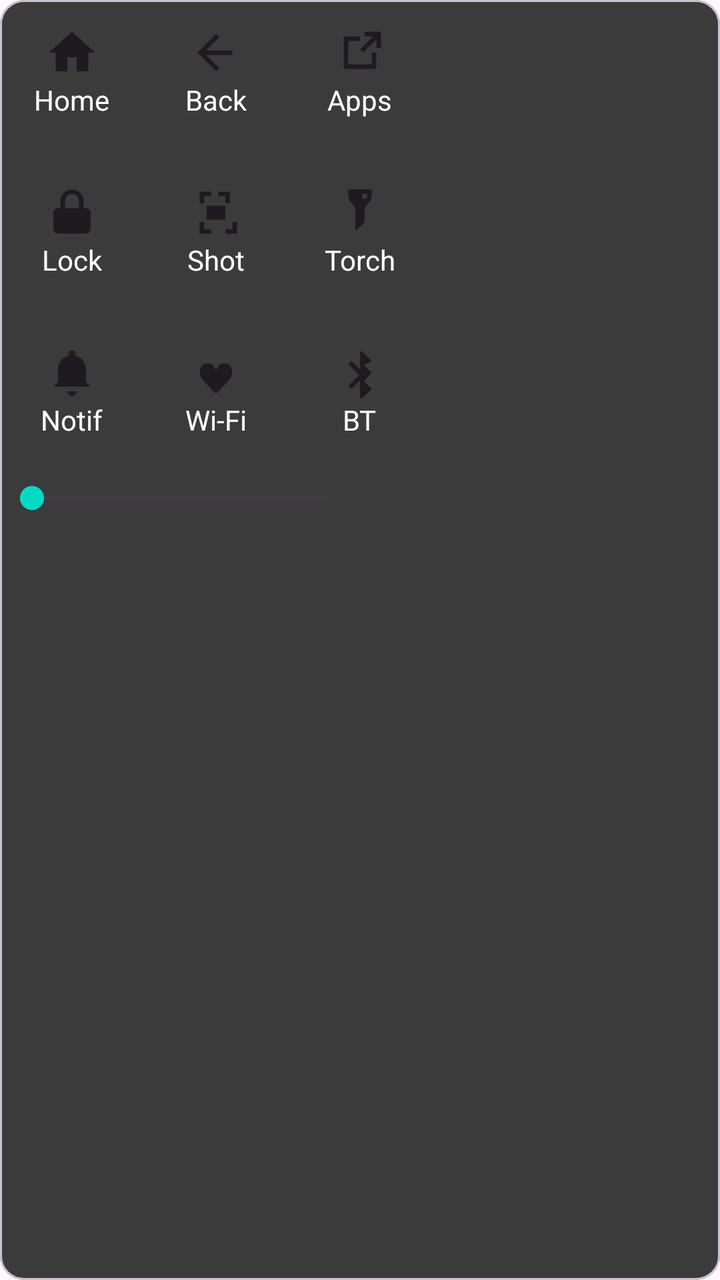
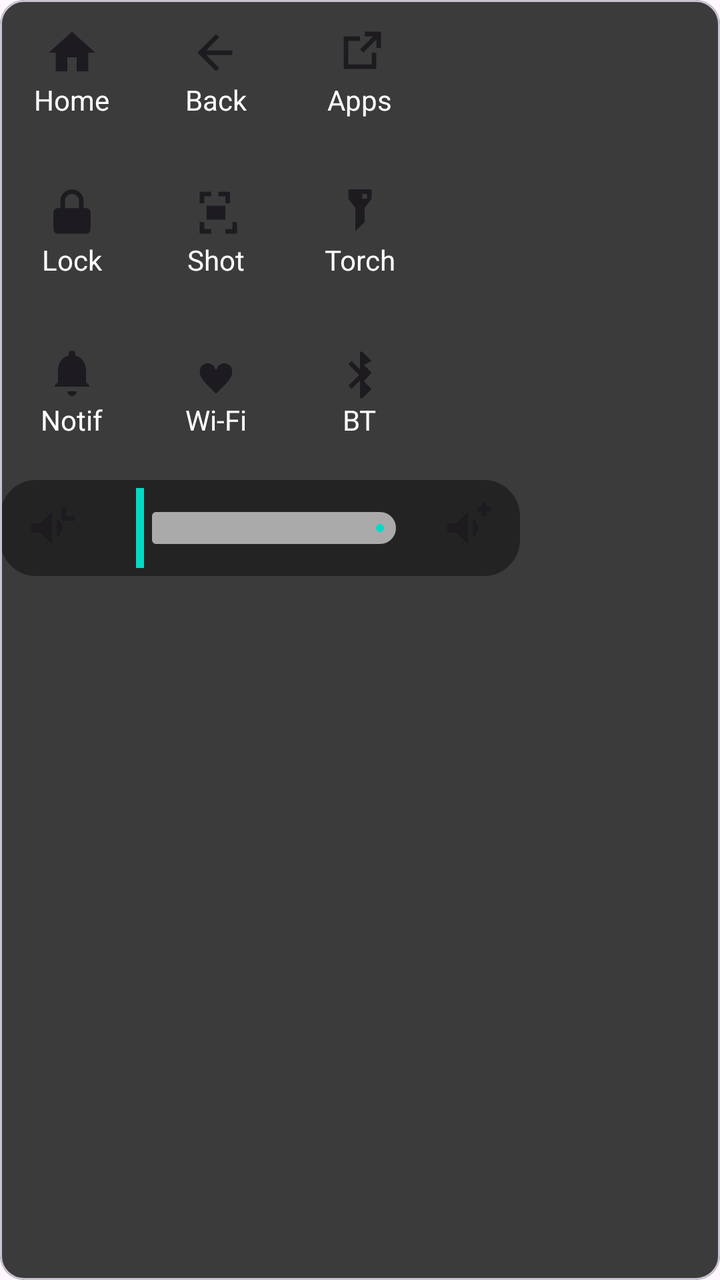

The first picture is an Android layout as it rendered before a commit; the second is the same layout after the commit. The layout source and the unified diff follow.
<!-- AndroidManifest.xml: application theme Theme.AssistiveTouch -->
<!-- res/layout/view_action_panel.xml -->
<?xml version="1.0" encoding="utf-8"?>
<com.google.android.material.card.MaterialCardView xmlns:android="http://schemas.android.com/apk/res/android"
    android:id="@+id/panelRoot"
    android:layout_width="wrap_content"
    android:layout_height="wrap_content"
    android:padding="12dp"
    android:elevation="10dp"
    android:backgroundTint="#E0212121"
    android:radius="20dp">

    <LinearLayout
        android:layout_width="wrap_content"
        android:layout_height="wrap_content"
        android:orientation="vertical">

        
        <LinearLayout
            android:layout_width="wrap_content"
            android:layout_height="wrap_content"
            android:orientation="horizontal">

            <LinearLayout
                android:id="@+id/buttonHome"
                style="@style/PanelItem" >
                <ImageView
                    android:layout_width="28dp"
                    android:layout_height="28dp"
                    android:tint="?attr/colorOnSurface"
                    android:src="@drawable/ic_home" />
                <TextView
                    android:layout_width="wrap_content"
                    android:layout_height="wrap_content"
                    android:textColor="@android:color/white"
                    android:text="Home" />
            </LinearLayout>

            <LinearLayout
                android:id="@+id/buttonBack"
                style="@style/PanelItem" >
                <ImageView
                    android:layout_width="28dp"
                    android:layout_height="28dp"
                    android:tint="?attr/colorOnSurface"
                    android:src="@drawable/ic_back" />
                <TextView
                    android:layout_width="wrap_content"
                    android:layout_height="wrap_content"
                    android:textColor="@android:color/white"
                    android:text="Back" />
            </LinearLayout>

            <LinearLayout
                android:id="@+id/buttonRecents"
                style="@style/PanelItem" >
                <ImageView
                    android:layout_width="28dp"
                    android:layout_height="28dp"
                    android:tint="?attr/colorOnSurface"
                    android:src="@drawable/ic_recents" />
                <TextView
                    android:layout_width="wrap_content"
                    android:layout_height="wrap_content"
                    android:textColor="@android:color/white"
                    android:text="Apps" />
            </LinearLayout>
        </LinearLayout>

        
        <LinearLayout
            android:layout_width="wrap_content"
            android:layout_height="wrap_content"
            android:orientation="horizontal"
            android:layout_marginTop="8dp">

            <LinearLayout
                android:id="@+id/buttonLock"
                style="@style/PanelItem" >
                <ImageView
                    android:layout_width="28dp"
                    android:layout_height="28dp"
                    android:tint="?attr/colorOnSurface"
                    android:src="@drawable/ic_lock" />
                <TextView
                    android:layout_width="wrap_content"
                    android:layout_height="wrap_content"
                    android:textColor="@android:color/white"
                    android:text="Lock" />
            </LinearLayout>

            <LinearLayout
                android:id="@+id/buttonScreenshot"
                style="@style/PanelItem" >
                <ImageView
                    android:layout_width="28dp"
                    android:layout_height="28dp"
                    android:tint="?attr/colorOnSurface"
                    android:src="@drawable/ic_screenshot" />
                <TextView
                    android:layout_width="wrap_content"
                    android:layout_height="wrap_content"
                    android:textColor="@android:color/white"
                    android:text="Shot" />
            </LinearLayout>

            <LinearLayout
                android:id="@+id/buttonFlashlight"
                style="@style/PanelItem" >
                <ImageView
                    android:layout_width="28dp"
                    android:layout_height="28dp"
                    android:tint="?attr/colorOnSurface"
                    android:src="@drawable/ic_flashlight" />
                <TextView
                    android:layout_width="wrap_content"
                    android:layout_height="wrap_content"
                    android:textColor="@android:color/white"
                    android:text="Torch" />
            </LinearLayout>
        </LinearLayout>

        
        <LinearLayout
            android:layout_width="wrap_content"
            android:layout_height="wrap_content"
            android:orientation="horizontal"
            android:layout_marginTop="8dp">

            <LinearLayout
                android:id="@+id/buttonNotifications"
                style="@style/PanelItem" >
                <ImageView
                    android:layout_width="28dp"
                    android:layout_height="28dp"
                    android:tint="?attr/colorOnSurface"
                    android:src="@drawable/ic_notifications" />
                <TextView
                    android:layout_width="wrap_content"
                    android:layout_height="wrap_content"
                    android:textColor="@android:color/white"
                    android:text="Notif" />
            </LinearLayout>

            <LinearLayout
                android:id="@+id/buttonWifi"
                style="@style/PanelItem" >
                <ImageView
                    android:layout_width="28dp"
                    android:layout_height="28dp"
                    android:tint="?attr/colorOnSurface"
                    android:src="@drawable/ic_wifi" />
                <TextView
                    android:layout_width="wrap_content"
                    android:layout_height="wrap_content"
                    android:textColor="@android:color/white"
                    android:text="Wi‑Fi" />
            </LinearLayout>

            <LinearLayout
                android:id="@+id/buttonBluetooth"
                style="@style/PanelItem" >
                <ImageView
                    android:layout_width="28dp"
                    android:layout_height="28dp"
                    android:tint="?attr/colorOnSurface"
                    android:src="@drawable/ic_bluetooth" />
                <TextView
                    android:layout_width="wrap_content"
                    android:layout_height="wrap_content"
                    android:textColor="@android:color/white"
                    android:text="BT" />
            </LinearLayout>

        </LinearLayout>

        
        <LinearLayout
            android:layout_width="match_parent"
            android:layout_height="wrap_content"
            android:orientation="horizontal"
            android:layout_marginTop="8dp">

            <SeekBar
                android:id="@+id/volumeSlider"
                android:layout_width="180dp"
                android:layout_height="wrap_content"
                android:max="100"
                android:progressTint="@color/teal_200"
                android:thumbTint="@color/teal_200" />
        </LinearLayout>

    </LinearLayout>

</com.google.android.material.card.MaterialCardView>
<!-- resources referenced by this layout -->
<resources>
  <color name="teal_200">#03DAC5</color>
  <!-- drawable ic_back (drawable) -->
  <?xml version="1.0" encoding="utf-8"?>
  <vector xmlns:android="http://schemas.android.com/apk/res/android"
      android:width="24dp"
      android:height="24dp"
      android:viewportWidth="24"
      android:viewportHeight="24">
      <path
          android:fillColor="#FFFFFFFF"
          android:pathData="M19,11H7.83l5.59,-5.59L12,4l-8,8 8,8 1.41,-1.41L7.83,13H19v-2z" />
  </vector>
  <!-- drawable ic_flashlight (drawable) -->
  <?xml version="1.0" encoding="utf-8"?>
  <vector xmlns:android="http://schemas.android.com/apk/res/android"
      android:width="24dp"
      android:height="24dp"
      android:viewportWidth="24"
      android:viewportHeight="24">
      <path
          android:fillColor="#FFFFFFFF"
          android:pathData="M7,2v4l3,4v10l4,-4v-6l3,-4V2H7zm8,2v2h-2V4h2z" />
  </vector>
  <!-- drawable ic_home (drawable) -->
  <?xml version="1.0" encoding="utf-8"?>
  <vector xmlns:android="http://schemas.android.com/apk/res/android"
      android:width="24dp"
      android:height="24dp"
      android:viewportWidth="24"
      android:viewportHeight="24">
      <path
          android:fillColor="#FFFFFFFF"
          android:pathData="M10,20v-6h4v6h5v-8h3L12,3 2,12h3v8z" />
  </vector>
  <!-- drawable ic_recents (drawable) -->
  <?xml version="1.0" encoding="utf-8"?>
  <vector xmlns:android="http://schemas.android.com/apk/res/android"
      android:width="24dp"
      android:height="24dp"
      android:viewportWidth="24"
      android:viewportHeight="24">
      <path
          android:fillColor="#FFFFFFFF"
          android:pathData="M5,5h7v2H7v10h10v-5h2v7H5V5zm9,-2v2h3.59L12,10.59 13.41,12 19,6.41V10h2V3h-7z" />
  </vector>
  <!-- drawable ic_screenshot (drawable) -->
  <?xml version="1.0" encoding="utf-8"?>
  <vector xmlns:android="http://schemas.android.com/apk/res/android"
      android:width="24dp"
      android:height="24dp"
      android:viewportWidth="24"
      android:viewportHeight="24">
      <path
          android:fillColor="#FFFFFFFF"
          android:pathData="M7,5h3V3H5v5h2V5zm9,0v3h2V3h-5v2h3zM7,16H5v5h5v-2H7v-3zm12,0v3h-3v2h5v-5h-2zM8,9h8v6H8z" />
  </vector>
  <style name="Theme.AssistiveTouch" parent="Theme.Material3.DayNight.NoActionBar">
          <item name="colorPrimary">@color/teal_200</item>
          <item name="colorOnPrimary">@android:color/white</item>
          <item name="colorSecondary">@color/purple_500</item>
          <item name="android:statusBarColor">@android:color/transparent</item>
          <item name="android:navigationBarColor">@android:color/black</item>
      </style>
  <color name="purple_500">#6200EE</color>
  <!-- unchanged entries left out for length: 5 -->
</resources>

<!-- the commit's change to res/layout/view_action_panel.xml (unified diff, before → after) -->
@@ -1,5 +1,6 @@
 <?xml version="1.0" encoding="utf-8"?>
 <com.google.android.material.card.MaterialCardView xmlns:android="http://schemas.android.com/apk/res/android"
+    xmlns:app="http://schemas.android.com/apk/res-auto"
     android:id="@+id/panelRoot"
     android:layout_width="wrap_content"
     android:layout_height="wrap_content"
@@ -174,18 +175,47 @@
 
         
         <LinearLayout
-            android:layout_width="match_parent"
-            android:layout_height="wrap_content"
+            android:layout_width="260dp"
+            android:layout_height="48dp"
             android:orientation="horizontal"
+            android:layout_gravity="center_horizontal"
             android:layout_marginTop="8dp">
 
-            <SeekBar
-                android:id="@+id/volumeSlider"
-                android:layout_width="180dp"
-                android:layout_height="wrap_content"
-                android:max="100"
-                android:progressTint="@color/teal_200"
-                android:thumbTint="@color/teal_200" />
+            <LinearLayout
+                android:layout_width="match_parent"
+                android:layout_height="match_parent"
+                android:orientation="horizontal"
+                android:gravity="center_vertical"
+                android:background="@drawable/bg_volume_pill"
+                android:paddingHorizontal="12dp">
+
+                <ImageView
+                    android:id="@+id/iconVolumeDown"
+                    android:layout_width="28dp"
+                    android:layout_height="28dp"
+                    android:tint="?attr/colorOnSurface"
+                    android:src="@drawable/ic_volume_down" />
+
+                <com.google.android.material.slider.Slider
+                    android:id="@+id/volumeSlider"
+                    android:layout_width="0dp"
+                    android:layout_height="wrap_content"
+                    android:layout_marginHorizontal="8dp"
+                    android:layout_weight="1"
+                    app:trackColorActive="@color/teal_200"
+                    app:trackColorInactive="@android:color/darker_gray"
+                    app:thumbTint="@android:color/white"
+                    app:haloTint="@color/teal_200"
+                    app:valueFrom="0"
+                    app:valueTo="100" />
+
+                <ImageView
+                    android:id="@+id/iconVolumeUp"
+                    android:layout_width="28dp"
+                    android:layout_height="28dp"
+                    android:tint="?attr/colorOnSurface"
+                    android:src="@drawable/ic_volume_up" />
+            </LinearLayout>
         </LinearLayout>
 
     </LinearLayout>
<!-- resource entries referenced after the edit -->
@@ -1,6 +1,18 @@
 <!-- resources referenced by this layout -->
 <resources>
   <color name="teal_200">#03DAC5</color>
+  <!-- drawable bg_volume_pill (drawable) -->
+  <?xml version="1.0" encoding="utf-8"?>
+  <shape xmlns:android="http://schemas.android.com/apk/res/android"
+      android:shape="rectangle">
+      <corners android:radius="18dp" />
+      <solid android:color="#66000000" />
+      <padding
+          android:left="4dp"
+          android:top="4dp"
+          android:right="4dp"
+          android:bottom="4dp" />
+  </shape>
   <!-- drawable ic_back (drawable) -->
   <?xml version="1.0" encoding="utf-8"?>
   <vector xmlns:android="http://schemas.android.com/apk/res/android"
@@ -56,6 +68,28 @@
           android:fillColor="#FFFFFFFF"
           android:pathData="M7,5h3V3H5v5h2V5zm9,0v3h2V3h-5v2h3zM7,16H5v5h5v-2H7v-3zm12,0v3h-3v2h5v-5h-2zM8,9h8v6H8z" />
   </vector>
+  <!-- drawable ic_volume_down (drawable) -->
+  <?xml version="1.0" encoding="utf-8"?>
+  <vector xmlns:android="http://schemas.android.com/apk/res/android"
+      android:width="24dp"
+      android:height="24dp"
+      android:viewportWidth="24"
+      android:viewportHeight="24">
+      <path
+          android:fillColor="#FFFFFFFF"
+          android:pathData="M3,10v4h4l5,5v-14l-5,5H3zm13.5,2c0,-1.77 -1.02,-3.29 -2.5,-4.03v8.05c1.48,-0.73 2.5,-2.25 2.5,-4.02zM16,3v6h6V7h-4V3h-2z" />
+  </vector>
+  <!-- drawable ic_volume_up (drawable) -->
+  <?xml version="1.0" encoding="utf-8"?>
+  <vector xmlns:android="http://schemas.android.com/apk/res/android"
+      android:width="24dp"
+      android:height="24dp"
+      android:viewportWidth="24"
+      android:viewportHeight="24">
+      <path
+          android:fillColor="#FFFFFFFF"
+          android:pathData="M3,10v4h4l5,5v-14l-5,5H3zm13.5,2c0,-1.77 -1.02,-3.29 -2.5,-4.03v8.05c1.48,-0.73 2.5,-2.25 2.5,-4.02zM16,3v2h2v2h2V5h2V3h-2V1h-2v2h-2z" />
+  </vector>
   <style name="Theme.AssistiveTouch" parent="Theme.Material3.DayNight.NoActionBar">
           <item name="colorPrimary">@color/teal_200</item>
           <item name="colorOnPrimary">@android:color/white</item>
